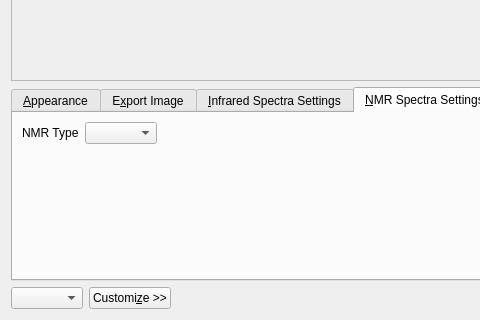
Qt form libavogadro/src/extensions/spectradialog.ui (cryos/avogadro) before a commit; both pictures show x 0 to 480 and y 228 to 548 of the 838 by 548 pixel window.
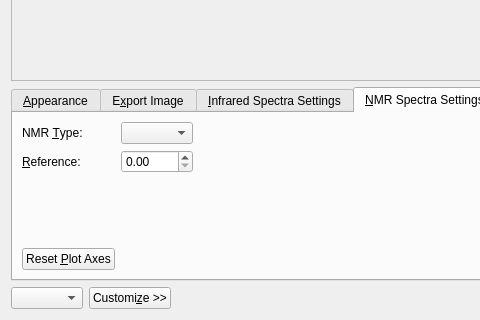
The same form after that commit. Custom widgets are drawn as their Qt base class.

Commit message: Cleaned up signals and added a reference offset to NMR plots.

```diff
--- a/libavogadro/src/extensions/spectradialog.ui
+++ b/libavogadro/src/extensions/spectradialog.ui
@@ -734,7 +734,10 @@
          <item row="0" column="0">
           <widget class="QLabel" name="label_15">
            <property name="text">
-            <string>NMR Type</string>
+            <string>NMR &amp;Type:</string>
+           </property>
+           <property name="buddy">
+            <cstring>combo_NMR_type</cstring>
            </property>
           </widget>
          </item>
@@ -754,7 +757,7 @@
            </property>
           </spacer>
          </item>
-         <item row="1" column="0">
+         <item row="2" column="0">
           <spacer name="verticalSpacer_2">
            <property name="orientation">
             <enum>Qt::Vertical</enum>
@@ -767,6 +770,36 @@
            </property>
           </spacer>
          </item>
+         <item row="1" column="0">
+          <widget class="QLabel" name="label_16">
+           <property name="text">
+            <string>&amp;Reference:</string>
+           </property>
+           <property name="buddy">
+            <cstring>spin_NMR_ref</cstring>
+           </property>
+          </widget>
+         </item>
+         <item row="1" column="1">
+          <widget class="QDoubleSpinBox" name="spin_NMR_ref">
+           <property name="accelerated">
+            <bool>true</bool>
+           </property>
+           <property name="maximum">
+            <double>9999.989999999999782</double>
+           </property>
+           <property name="singleStep">
+            <double>0.010000000000000</double>
+           </property>
+          </widget>
+         </item>
+         <item row="3" column="0">
+          <widget class="QPushButton" name="push_NMR_resetAxes">
+           <property name="text">
+            <string>Reset &amp;Plot Axes</string>
+           </property>
+          </widget>
+         </item>
         </layout>
        </widget>
       </widget>
```
The commit also changes 2 other files.
